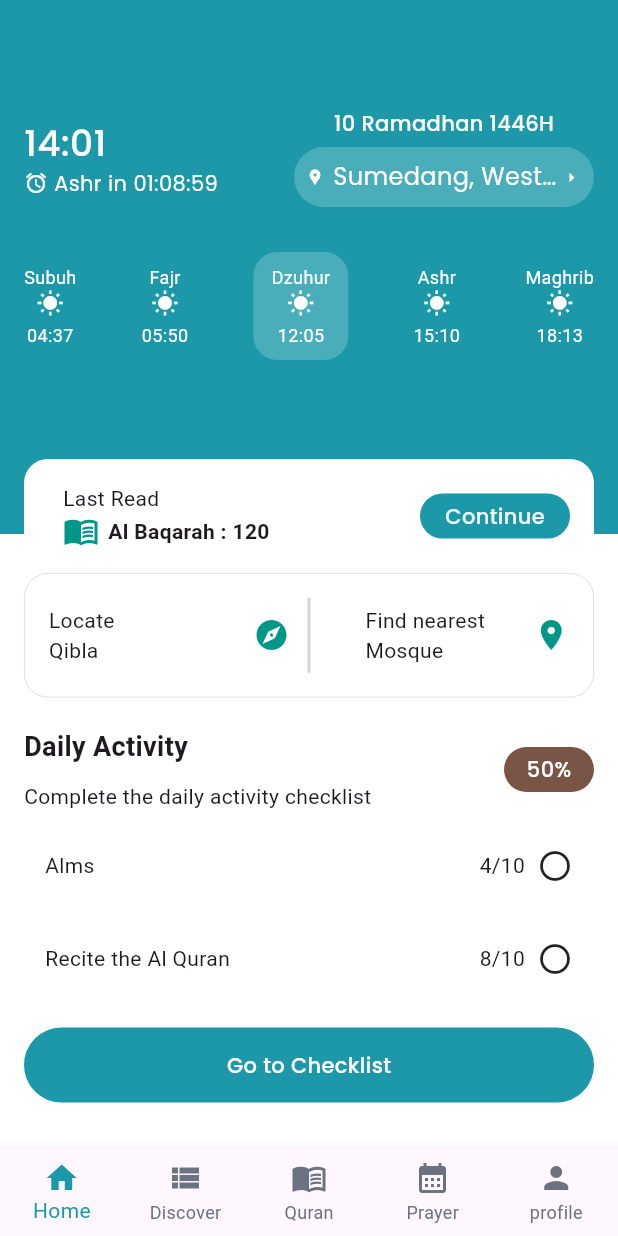
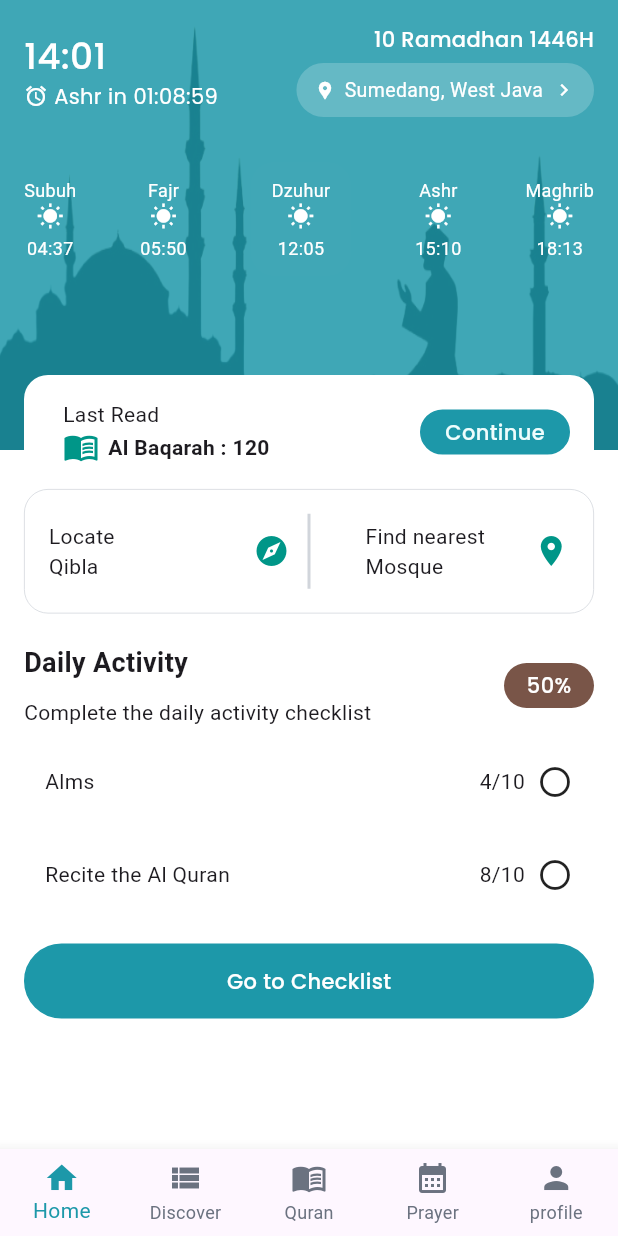
Before and after one commit to TareqTusher/Muslim-Mate-App-UI, a Flutter app: the screen it shows after launch, after a tap on "Login with Google", on a phone screen of 412 x 824 dp. Run offline on Flutter 3.47's test engine with Material 3 defaults, Android fonts, the phone set to English and light mode, and no system bars; our stand-ins replace chewie, go_router, google_fonts, video_player.

```diff
--- a/lib/core/common_components/custom_elevated_button.dart
+++ b/lib/core/common_components/custom_elevated_button.dart
@@ -3,7 +3,7 @@ import 'package:muslim_mate/core/styles/colors.dart';
 import 'package:muslim_mate/core/styles/text_styles.dart';
 
 class CustomElevatedButton extends StatelessWidget {
-  const CustomElevatedButton({super.key, this.icons, required this.text, required this.onTap,  this.color=AppColors.primary600, required this.backgroundClr,  this.height=70});
+  const CustomElevatedButton({super.key, this.icons, required this.text, required this.onTap,  this.color=AppColors.primary600, required this.backgroundClr,  this.height=50});
   final IconData? icons;
   final String text;
   final VoidCallback onTap;
@@ -14,6 +14,7 @@ class CustomElevatedButton extends StatelessWidget {
   @override
   Widget build(BuildContext context) {
     return InkWell(
+      borderRadius: BorderRadius.circular(30),
       onTap: onTap,
       child: Container(
         height: height,
--- a/lib/core/router/router.dart
+++ b/lib/core/router/router.dart
@@ -1,4 +1,3 @@
-
 import 'package:go_router/go_router.dart';
 import 'package:muslim_mate/core/router/app_routes.dart';
 import 'package:muslim_mate/core/common_components/common_bottom_nav.dart';
@@ -7,6 +6,9 @@ import 'package:muslim_mate/presentation/screens/discover_page/article_tab.dart'
 import 'package:muslim_mate/presentation/screens/discover_page/dua_tab.dart';
 import 'package:muslim_mate/presentation/screens/discover_page/family_description.dart';
 import 'package:muslim_mate/presentation/screens/discover_page/family_page.dart';
+import 'package:muslim_mate/presentation/screens/discover_page/law_description.dart';
+import 'package:muslim_mate/presentation/screens/discover_page/law_tab.dart';
+import 'package:muslim_mate/presentation/screens/discover_page/law_title.dart';
 import 'package:muslim_mate/presentation/screens/login_page.dart';
 import 'package:muslim_mate/presentation/screens/splash_screen.dart';
 
@@ -30,13 +32,15 @@ GoRoute(
       path: AppRoutesPath.homePage,
 
       name: AppRoutesName.homePage,
-      pageBuilder: (context, state) => NoTransitionPage(child: CommonBottonNav()),
+      pageBuilder: (context, state) =>
+          NoTransitionPage(child: CommonBottonNav()),
     ),
     GoRoute(
       path: AppRoutesPath.articleDesc,
 
       name: AppRoutesName.articleDesc,
-      pageBuilder: (context, state) => NoTransitionPage(child: ArticleDescription()),
+      pageBuilder: (context, state) =>
+          NoTransitionPage(child: ArticleDescription()),
     ),
     GoRoute(
       path: AppRoutesPath.familyPage,
@@ -48,14 +52,16 @@ GoRoute(
       path: AppRoutesPath.articleTab,
 
       name: AppRoutesName.articleTab,
-      pageBuilder: (context, state) => NoTransitionPage(child: ArticleTabContent()),
+      pageBuilder: (context, state) =>
+          NoTransitionPage(child: ArticleTabContent()),
     ),
 
     GoRoute(
       path: AppRoutesPath.familyDescription,
 
       name: AppRoutesName.familyDescription,
-      pageBuilder: (context, state) => NoTransitionPage(child: FamilyDescription()),
+      pageBuilder: (context, state) =>
+          NoTransitionPage(child: FamilyDescription()),
     ),
     GoRoute(
       path: AppRoutesPath.duaTab,
@@ -63,5 +69,30 @@ GoRoute(
       name: AppRoutesName.duaTab,
       pageBuilder: (context, state) => NoTransitionPage(child: DuaTab()),
     ),
+
+    GoRoute(
+      path: AppRoutesPath.lawTab,
+
+      name: AppRoutesName.lawTab,
+      pageBuilder: (context, state) => NoTransitionPage(child: LawTab()),
+    ),
+    GoRoute(
+      path: AppRoutesPath.lawDesription,
+      builder: (context, state) {
+        final extra = state.extra as Map<String, dynamic>;
+        return LawDescription(
+          text: extra['title'],
+          icons: extra['icon'],
+          subTitleText: extra['laws'],
+        );
+      },
+    ),
+
+    GoRoute(
+      path: AppRoutesPath.lawTitle,
+
+      name: AppRoutesName.lawTitle,
+      pageBuilder: (context, state) => NoTransitionPage(child: LawTitle()),
+    ),
   ],
 );
--- a/lib/presentation/screens/home_page/home_page.dart
+++ b/lib/presentation/screens/home_page/home_page.dart
@@ -1,5 +1,4 @@
 import 'package:flutter/material.dart';
-import 'package:flutter/services.dart';
 import 'package:muslim_mate/core/styles/colors.dart';
 import 'package:muslim_mate/presentation/widgets/home_page/daily_activity.dart';
 import 'package:muslim_mate/presentation/widgets/home_page/last_read_section.dart';
@@ -18,13 +17,7 @@ class _HomePageState extends State<HomePage> {
   Widget build(BuildContext context) {
     return Scaffold(
       backgroundColor: AppColors.whiteColor,
-      appBar: AppBar(
-        leading: const SizedBox(),
-        backgroundColor: AppColors.primary600,
-        systemOverlayStyle: const SystemUiOverlayStyle(
-          statusBarIconBrightness: Brightness.light,
-        ),
-      ),
+
 
       body: SingleChildScrollView(
         child: Stack(
--- a/lib/presentation/screens/login_page.dart
+++ b/lib/presentation/screens/login_page.dart
@@ -21,7 +21,10 @@ class _LoginPageState extends State<LoginPage> {
       top: false,
       child: Scaffold(
         backgroundColor: AppColors.whiteColor,
-        appBar: AppBar(leading: SizedBox()),
+        appBar: AppBar(
+
+          backgroundColor: AppColors.whiteColor,
+          leading: SizedBox()),
         body: SingleChildScrollView(
           child: Center(
             child: Padding(
--- a/lib/presentation/widgets/home_page/top_header_section.dart
+++ b/lib/presentation/widgets/home_page/top_header_section.dart
@@ -27,19 +27,37 @@ class _TopHeaderSectionState extends State<TopHeaderSection> {
 
   @override
   Widget build(BuildContext context) {
-    return Container(
+
+
+  return SizedBox(
     height: 300,
     width: double.infinity,
-      color: AppColors.primary600,
-      child: Padding(
+    child: Stack(
+      children: [
+
+        Positioned.fill(
+          child: Image.asset(
+            "assets/images/ramadan4.png",
+            fit: BoxFit.fill,
+          ),
+        ),
+
+        Positioned.fill(
+          child: Container(
+            color: AppColors.primary600.withValues(alpha:  .85),
+          ),
+        ),
+
+        Padding(
           padding: const EdgeInsets.all(16),
           child: Column(
             crossAxisAlignment: CrossAxisAlignment.start,
             children: [
-            /// TIME + DATE
+
               Row(
                 mainAxisAlignment: MainAxisAlignment.spaceBetween,
                 children: [
+
                   Column(
                     crossAxisAlignment: CrossAxisAlignment.start,
                     children: [
@@ -47,19 +65,18 @@ class _TopHeaderSectionState extends State<TopHeaderSection> {
                         selectedTime != null
                             ? "${selectedTime!.hour}:${selectedTime!.minute}"
                             : "14:01",
-                      style: TextStyles.fontText24Medium(AppColors.whiteColor),
+                        style: TextStyles.fontText24Medium(
+                            AppColors.whiteColor),
                       ),
 
                       Row(
                         children: [
                           InkWell(
-                          onTap: () {
-                            pickTime();
-                          },
-                          child: Icon(
+                            onTap: pickTime,
+                            child: const Icon(
                               Icons.alarm,
                               size: 16,
-                            color: AppColors.whiteColor,
+                              color: Colors.white,
                             ),
                           ),
 
@@ -68,15 +85,13 @@ class _TopHeaderSectionState extends State<TopHeaderSection> {
                           Text(
                             "Ashr in ",
                             style: TextStyles.fontText14Regular(
-                            AppColors.whiteColor,
-                          ),
+                                AppColors.whiteColor),
                           ),
 
                           Text(
                             "01:08:59",
                             style: TextStyles.fontText14Regular(
-                            AppColors.whiteColor,
-                          ),
+                                AppColors.whiteColor),
                           ),
                         ],
                       ),
@@ -84,53 +99,44 @@ class _TopHeaderSectionState extends State<TopHeaderSection> {
                   ),
 
                   Column(
+                    crossAxisAlignment: CrossAxisAlignment.end,
                     children: [
                       Text(
                         "10 Ramadhan 1446H",
-                      style: TextStyles.fontText14Medium(AppColors.whiteColor),
+                        style: TextStyles.fontText14Medium(
+                            AppColors.whiteColor),
                       ),
 
                       const SizedBox(height: 6),
 
-                    InkWell(
-                      onTap: () {},
-                      child: Container(
-                        height: 40,
-                        width: 200,
+                      Container(
+                        height: 36,
+                        padding: const EdgeInsets.symmetric(horizontal: 12),
                         decoration: BoxDecoration(
                           borderRadius: BorderRadius.circular(30),
-                          color: Colors.white.withValues(alpha: .2),
+                          color: Colors.white.withValues (alpha: .2),
                         ),
-                        child: Padding(
-                          padding: const EdgeInsets.all(8),
                         child: Row(
-                            children: [
-                              Icon(
-                                Icons.location_pin,
-                                size: 12,
-                                color: AppColors.whiteColor,
-                              ),
+                          mainAxisSize: MainAxisSize.min,
+                          children: const [
+                            Icon(Icons.location_pin,
+                                size: 14, color: Colors.white),
 
-                              const SizedBox(width: 6),
+                            SizedBox(width: 6),
 
-                              Expanded(
-                                child: Text(
+                            Text(
                               "Sumedang, West Java",
-                                  style: TextStyles.fontText16Regular(
-                                    AppColors.whiteColor,
-                                  ),
-                                  overflow: TextOverflow.ellipsis,
+                              style: TextStyle(
+                                color: Colors.white,
+                                fontSize: 13,
                               ),
                             ),
 
-                              Icon(
-                                Icons.arrow_right,
-                                color: AppColors.whiteColor,
-                                size: 14,
-                              ),
+                            SizedBox(width: 6),
+
+                            Icon(Icons.chevron_right,
+                                size: 16, color: Colors.white),
                           ],
-                          ),
-                        ),
                         ),
                       ),
                     ],
@@ -148,11 +154,11 @@ class _TopHeaderSectionState extends State<TopHeaderSection> {
 
                   Container(
                     padding: const EdgeInsets.symmetric(
-                    horizontal: 12,
-                    vertical: 8,
+                      horizontal: 14,
+                      vertical: 10,
                     ),
                     decoration: BoxDecoration(
-                    color: Colors.white.withValues(alpha: .2),
+                      color: Colors.white.withAlpha(1 ),
                       borderRadius: BorderRadius.circular(16),
                     ),
                     child: prayerItem("Dzuhur", "12:05"),
@@ -165,7 +171,10 @@ class _TopHeaderSectionState extends State<TopHeaderSection> {
             ],
           ),
         ),
+      ],
+    ),
   );
+
   }
 
   Widget prayerItem(String name, String time) {
```
Also changed, not shown: lib/core/common_components/common_title_and_icons.dart (+12 -5 lines), lib/core/router/app_routes.dart (+7 -0 lines), lib/presentation/screens/discover_page/law_description.dart (added, +111 -0 lines), lib/presentation/screens/discover_page/law_tab.dart (+46 -5 lines), lib/presentation/screens/discover_page/law_title.dart (added, +25 -0 lines), assets/images/mosjid.png (added), assets/images/mosjid2.png (added), assets/images/ramadan4.png (added). Lines whose indentation alone changed are shown as unchanged.
